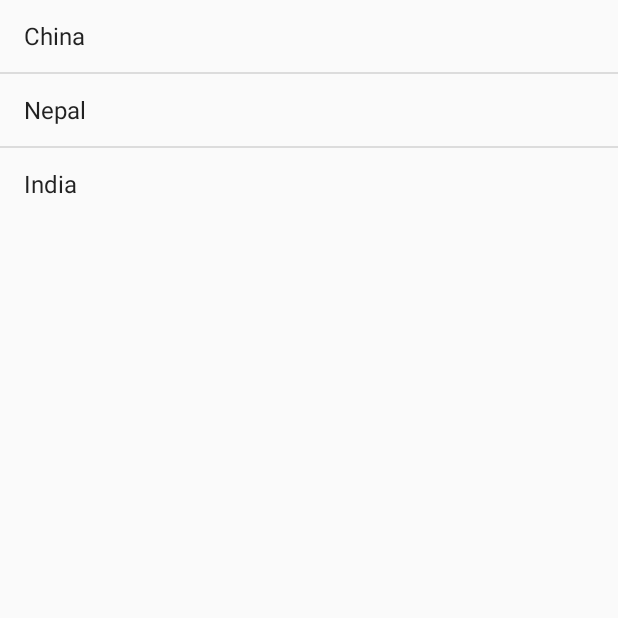
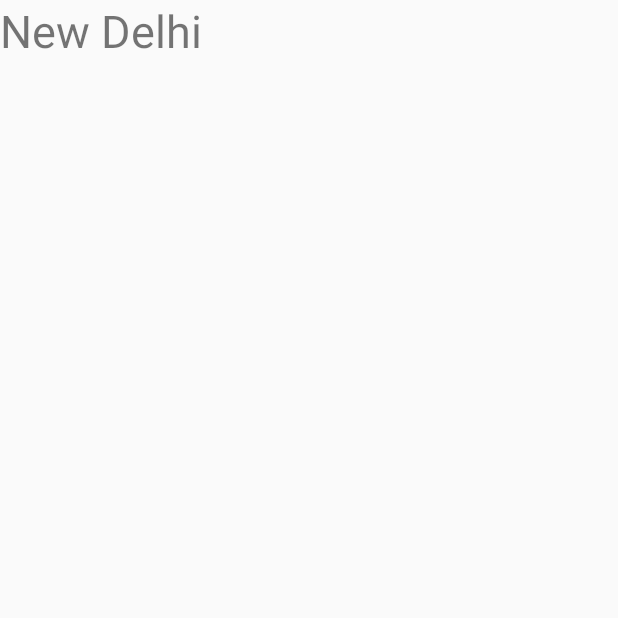
Before and after one commit to Shrawan-git/Topic4, an Android app: the screen it shows after launch (MainActivity before the commit, CapitalActivity after it), after a tap on "India", on a phone screen of 412 x 824 dp, the top half of it. Run offline under Robolectric (Android 15) with nearby library versions, the phone set to English and light mode, and no system bars.

Commit message:
third commit

```diff
--- a/app/src/main/AndroidManifest.xml
+++ b/app/src/main/AndroidManifest.xml
@@ -9,6 +9,7 @@
         android:roundIcon="@mipmap/ic_launcher_round"
         android:supportsRtl="true"
         android:theme="@style/AppTheme">
+        <activity android:name=".CapitalActivity"></activity>
         <activity android:name=".MainActivity">
             <intent-filter>
                 <action android:name="android.intent.action.MAIN" />
--- /dev/null
+++ b/app/src/main/java/com/example/listview/CapitalActivity.java
@@ -0,0 +1,29 @@
+package com.example.listview;
+
+import androidx.appcompat.app.AppCompatActivity;
+
+import android.os.Bundle;
+import android.widget.TextView;
+import android.widget.Toast;
+
+public class CapitalActivity extends AppCompatActivity {
+
+    private TextView show;
+
+    @Override
+    protected void onCreate(Bundle savedInstanceState) {
+        super.onCreate(savedInstanceState);
+        setContentView(R.layout.activity_capital);
+
+        show = findViewById(R.id.showw);
+
+        Bundle bundle = getIntent().getExtras();
+        if(bundle!=null){
+            String cap = bundle.getString("Capital");
+            show.setText(cap);
+        }
+        else{
+            Toast.makeText(this, "No Message", Toast.LENGTH_SHORT).show();
+        }
+    }
+}
--- a/app/src/main/java/com/example/listview/MainActivity.java
+++ b/app/src/main/java/com/example/listview/MainActivity.java
@@ -2,6 +2,7 @@ package com.example.listview;
 
 import androidx.appcompat.app.AppCompatActivity;
 
+import android.content.Intent;
 import android.os.Bundle;
 import android.view.View;
 import android.widget.AdapterView;
@@ -43,7 +44,11 @@ public class MainActivity extends AppCompatActivity {
             public void onItemClick(AdapterView<?> parent, View view, int position, long id) {
                 String country = parent.getItemAtPosition(position).toString();
                 String capital = countryMap.get(country);
-                Toast.makeText(MainActivity.this, "Capital of " + country + " is : " +capital, Toast.LENGTH_SHORT).show();
+                //Toast.makeText(MainActivity.this, "Capital of " + country + " is : " +capital, Toast.LENGTH_SHORT).show();
+
+                Intent intent = new Intent(MainActivity.this,CapitalActivity.class);
+                intent.putExtra("Capital",capital);
+                startActivity(intent);
             }
         });
     }
--- /dev/null
+++ b/app/src/main/res/layout/activity_capital.xml
@@ -0,0 +1,15 @@
+<?xml version="1.0" encoding="utf-8"?>
+<LinearLayout xmlns:android="http://schemas.android.com/apk/res/android"
+    xmlns:app="http://schemas.android.com/apk/res-auto"
+    xmlns:tools="http://schemas.android.com/tools"
+    android:layout_width="match_parent"
+    android:layout_height="match_parent"
+    tools:context=".CapitalActivity">
+
+    <TextView
+        android:id="@+id/showw"
+        android:layout_width="wrap_content"
+        android:layout_height="wrap_content"
+        android:textSize="30dp"/>
+
+</LinearLayout>
```
